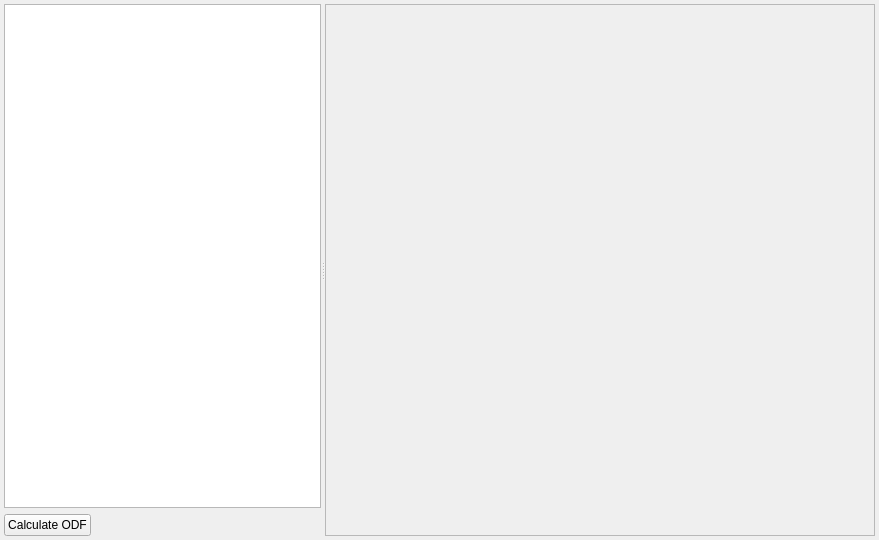
Old version of the form Source/AIM/StatsGenerator/UI_Files/StatsGenODFWidget.ui in the repository BlueQuartzSoftware/DREAM3D.
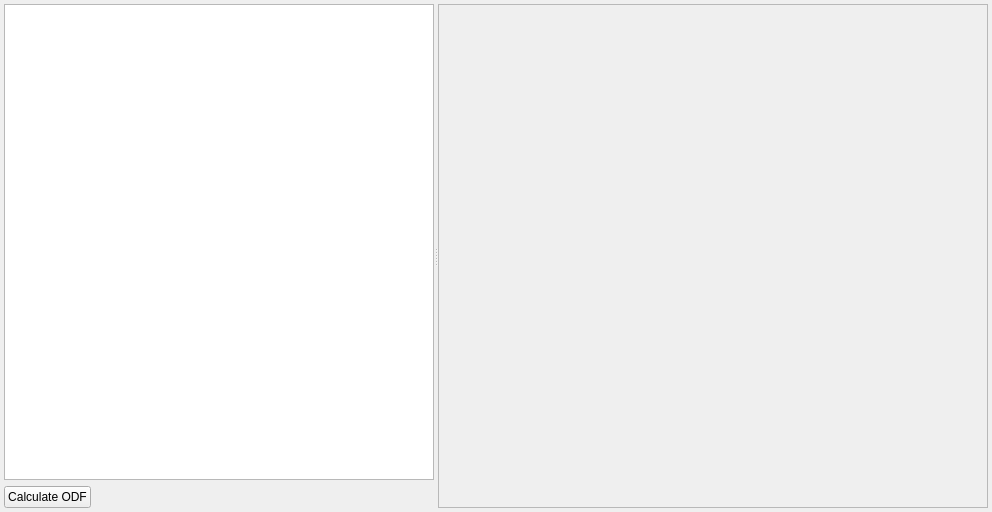
New version of the form. Custom widgets are drawn as their Qt base class.

The edit to the form file:
```diff
--- a/Source/AIM/StatsGenerator/UI_Files/StatsGenODFWidget.ui
+++ b/Source/AIM/StatsGenerator/UI_Files/StatsGenODFWidget.ui
@@ -6,8 +6,8 @@
    <rect>
     <x>0</x>
     <y>0</y>
-    <width>879</width>
-    <height>540</height>
+    <width>992</width>
+    <height>512</height>
    </rect>
   </property>
   <property name="windowTitle">
@@ -25,10 +25,17 @@
      <property name="orientation">
       <enum>Qt::Horizontal</enum>
      </property>
-     <widget class="QWidget" name="">
+     <widget class="QWidget" name="layoutWidget">
       <layout class="QVBoxLayout" name="verticalLayout">
        <item>
-        <widget class="QTableView" name="m_TableView"/>
+        <widget class="QTableView" name="m_TableView">
+         <property name="minimumSize">
+          <size>
+           <width>425</width>
+           <height>0</height>
+          </size>
+         </property>
+        </widget>
        </item>
        <item>
         <layout class="QHBoxLayout" name="horizontalLayout">
@@ -70,9 +77,9 @@
        <property name="geometry">
         <rect>
          <x>0</x>
-         <y>-209</y>
-         <width>531</width>
-         <height>737</height>
+         <y>0</y>
+         <width>546</width>
+         <height>500</height>
         </rect>
        </property>
        <layout class="QVBoxLayout" name="verticalLayout_2">
```
